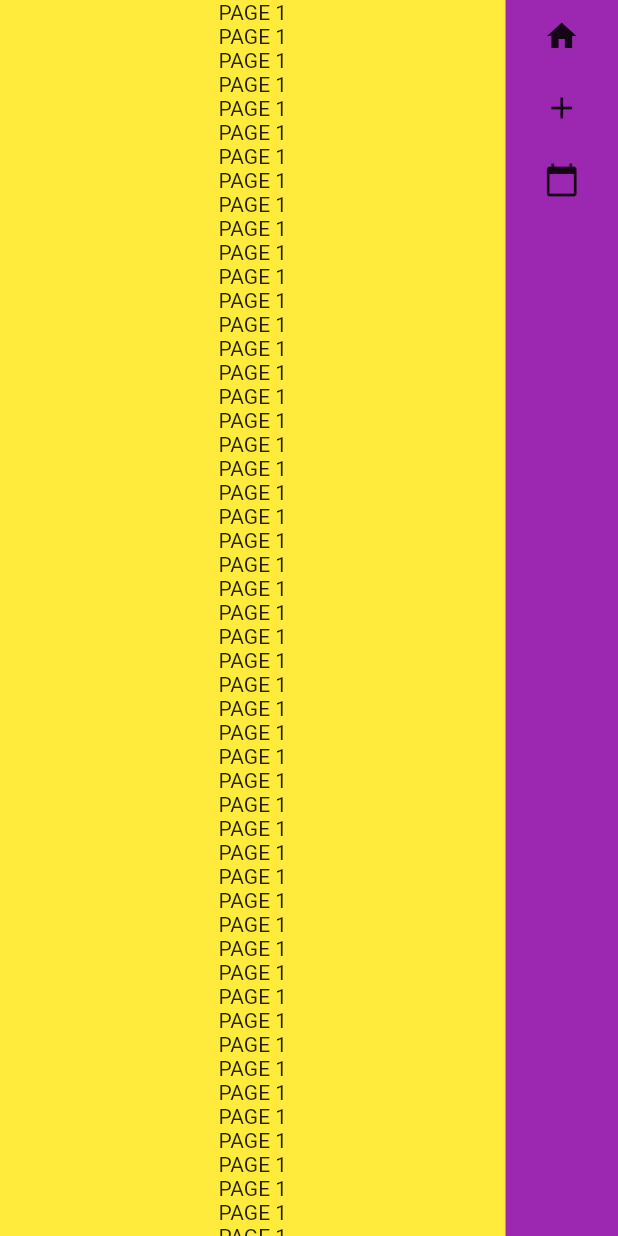
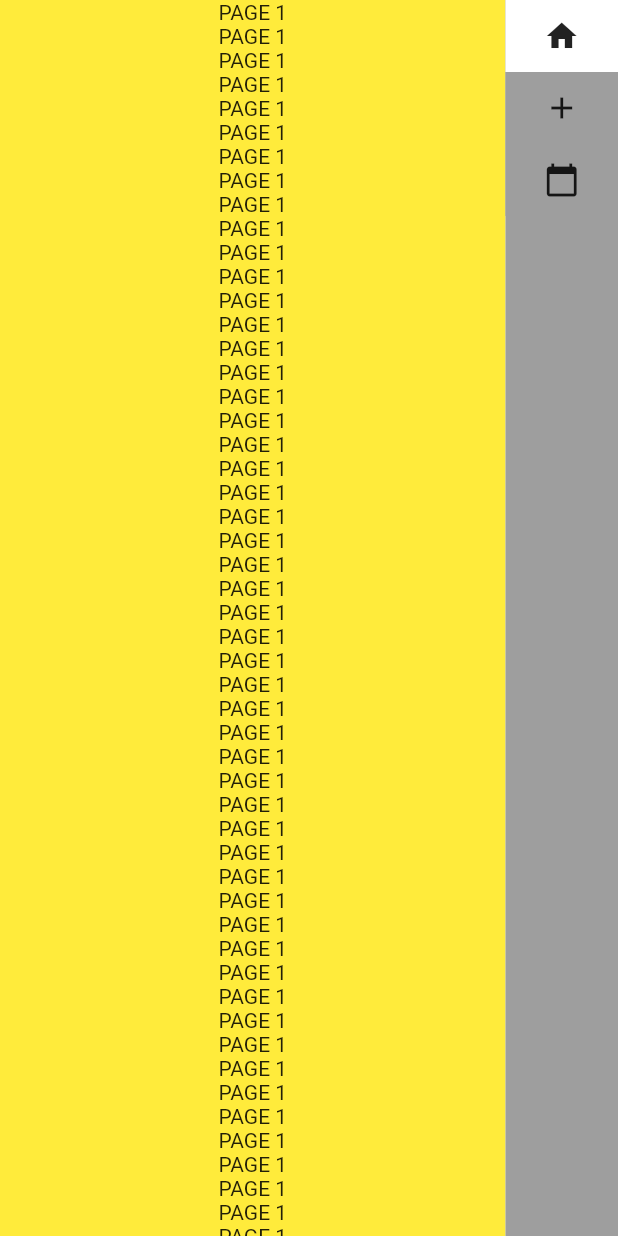
Before and after one commit to Tri7Ratops/simple_cv, a Flutter app: the screen it shows after launch, on a phone screen of 412 x 824 dp. Run offline on Flutter 3.47's test engine with Material 2 defaults, Android fonts, the phone set to English and light mode, and no system bars; drawn by our look-alikes of scroll_to_index; our stand-ins replace bloc, equatable, flutter_bloc, visibility_detector.

Commit message:
[+] Update navigator icons to know the most visible page

```diff
--- a/lib/screens/home/views/home_page.dart
+++ b/lib/screens/home/views/home_page.dart
@@ -8,6 +8,7 @@ class HomePage extends StatelessWidget {
   @override
   Widget build(BuildContext context) {
     return VerticalNavigation(
+      navigationBackgroundColor: Colors.grey,
       pages: [
         VerticalNavigationItem(page: Column(
           children: [
--- a/lib/screens/home/widgets/vertical_navigation.dart
+++ b/lib/screens/home/widgets/vertical_navigation.dart
@@ -3,10 +3,14 @@ import 'package:flutter/cupertino.dart';
 import 'package:flutter/material.dart';
 import 'package:flutter/rendering.dart';
 import 'package:scroll_to_index/scroll_to_index.dart';
+import 'package:visibility_detector/visibility_detector.dart';
 
+// ignore: must_be_immutable
 class VerticalNavigationItem extends Equatable {
   final Widget page;
   final Icon icon;
+  double visibilityPercentage = 0.0;
+  bool mostVisible = false;
 
   VerticalNavigationItem({required this.page, required this.icon});
 
@@ -14,6 +18,8 @@ class VerticalNavigationItem extends Equatable {
   List<Object?> get props => [
         page,
         icon,
+        visibilityPercentage,
+        mostVisible,
       ];
 }
 
@@ -22,8 +28,16 @@ class VerticalNavigation extends StatefulWidget {
   final double navigationWidth;
   final Color? focusedColor;
   final Color? unFocusedColor;
+  final Color? navigationBackgroundColor;
 
-  const VerticalNavigation({Key? key, required this.pages, this.navigationWidth = 75, this.focusedColor, this.unFocusedColor}) : super(key: key);
+  const VerticalNavigation({
+    Key? key,
+    required this.pages,
+    this.navigationWidth = 75,
+    this.focusedColor,
+    this.unFocusedColor,
+    this.navigationBackgroundColor,
+  }) : super(key: key);
 
   @override
   _VerticalNavigationState createState() => _VerticalNavigationState();
@@ -52,6 +66,22 @@ class _VerticalNavigationState extends State<VerticalNavigation> {
     );
   }
 
+  _defineMostVisiblePage() {
+    VerticalNavigationItem? tmp;
+
+    for (VerticalNavigationItem item in widget.pages) {
+      item.mostVisible = false;
+
+      if (tmp == null || item.visibilityPercentage > tmp.visibilityPercentage) {
+        tmp = item;
+      }
+    }
+    if (tmp != null) {
+      tmp.mostVisible = true;
+    }
+    setState(() {});
+  }
+
   Widget _getPagesColumn() {
     return Container(
       width: MediaQuery.of(context).size.width - widget.navigationWidth,
@@ -61,11 +91,19 @@ class _VerticalNavigationState extends State<VerticalNavigation> {
         scrollDirection: Axis.vertical,
         itemCount: widget.pages.length,
         itemBuilder: (context, index) {
-          return AutoScrollTag(
-            key: ValueKey(index),
-            controller: controller,
-            index: index,
-            child: widget.pages[index].page,
+          return VisibilityDetector(
+            key: Key('VisibilityDetector-$index'),
+            onVisibilityChanged: (visibilityInfo) {
+              setState(() => widget.pages[index].visibilityPercentage = visibilityInfo.visibleFraction * 100);
+              _defineMostVisiblePage();
+              debugPrint('Widget ${visibilityInfo.key} is ${visibilityInfo.visibleFraction * 100}% visible');
+            },
+            child: AutoScrollTag(
+              key: ValueKey(index),
+              controller: controller,
+              index: index,
+              child: widget.pages[index].page,
+            ),
           );
         },
       ),
@@ -73,27 +111,25 @@ class _VerticalNavigationState extends State<VerticalNavigation> {
   }
 
   Widget _getNavigationColumn(BuildContext context) {
-    List<Widget> items = [];
-
-    for (VerticalNavigationItem item in widget.pages) {
-      items.add(
-        IconButton(
-          icon: item.icon,
-          onPressed: () {
-            print("Scroll to ${widget.pages.indexOf(item)}");
-            controller.scrollToIndex(widget.pages.indexOf(item), preferPosition: AutoScrollPosition.begin);
-            controller.highlight(widget.pages.indexOf(item));
-          },
-        ),
-      );
-    }
-
     return Container(
       height: MediaQuery.of(context).size.height,
       width: widget.navigationWidth,
-      color: Colors.purple,
-      child: Column(
-        children: items,
+      color: widget.navigationBackgroundColor ?? Colors.purple,
+      child: ListView.builder(
+        scrollDirection: Axis.vertical,
+        itemCount: widget.pages.length,
+        itemBuilder: (context, index) {
+          return Container(
+            color: widget.pages[index].mostVisible ? Colors.white : widget.navigationBackgroundColor ?? Colors.purple,
+            child: IconButton(
+              icon: widget.pages[index].icon,
+              onPressed: () {
+                controller.scrollToIndex(index, preferPosition: AutoScrollPosition.begin);
+                controller.highlight(index);
+              },
+            ),
+          );
+        },
       ),
     );
   }
--- a/pubspec.yaml
+++ b/pubspec.yaml
@@ -32,6 +32,7 @@ dependencies:
   equatable: ^2.0.0
   pretty_json: ^2.0.0
   scroll_to_index: ^2.0.0
+  visibility_detector: ^0.2.0
 
 dev_dependencies:
   flutter_test:
```
